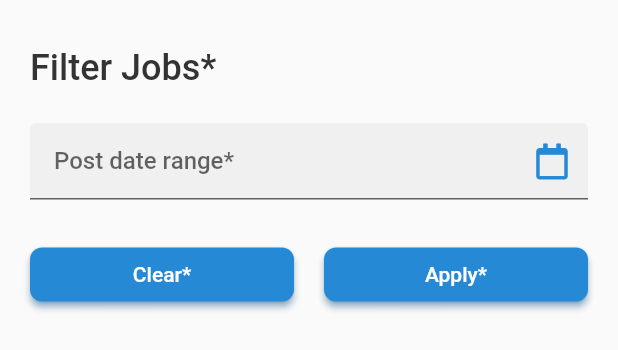
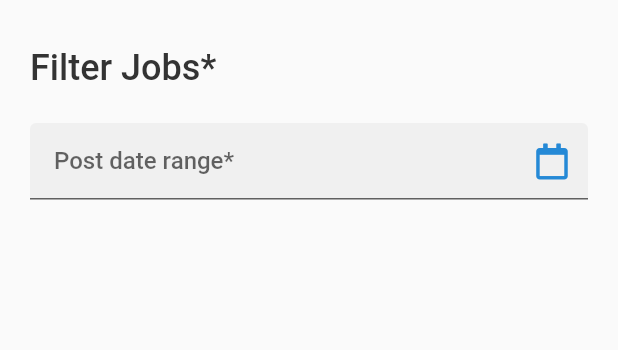
Before and after one commit to PC-Chair-Fight/project-frontend, a Flutter app: the JobFilterForm widget shown alone on an empty page, opened directly, on a phone screen of 412 x 824 dp. Shown: the top 350 px of the screen. Run offline on Flutter 3.47's test engine with Material 2 defaults, Android fonts, the phone set to English and light mode, and no system bars; our stand-ins replace dio, font_awesome_flutter, get_it, shared_preferences; accounts and stored records are empty; network calls fail.

Commit message:
Created sort & filter providers

```diff
--- /dev/null
+++ b/lib/modules/job/providers/job_filter.provider.dart
@@ -0,0 +1,20 @@
+import 'package:flutter/material.dart';
+import 'package:project/core/app_provider.dart';
+
+class JobFilterProvider extends AppProvider {
+  DateTimeRange? _postDateRange;
+
+  DateTimeRange? get postDateRange => _postDateRange;
+
+  JobFilterProvider(BuildContext ctx) : super(ctx);
+
+  void setPostDateRange(DateTimeRange? value) {
+    _postDateRange = value;
+    notify('setPostDateRange', notificationType: NotificationType.Success);
+  }
+
+  void clear() {
+    _postDateRange = null;
+    notify('clear', notificationType: NotificationType.Success);
+  }
+}
--- /dev/null
+++ b/lib/modules/job/providers/job_sort.provider.dart
@@ -0,0 +1,28 @@
+import 'package:flutter/material.dart';
+import 'package:project/core/app_provider.dart';
+
+class JobSortProvider extends AppProvider {
+  SortCriteria _sortCriteria = SortCriteria.PostDate;
+  bool _ascending = true;
+
+  SortCriteria get sortCriteria => _sortCriteria;
+
+  bool get ascending => _ascending;
+
+  JobSortProvider(BuildContext ctx) : super(ctx);
+
+  void setSortCriteria(SortCriteria value) {
+    _sortCriteria = value;
+    notify('setSortCriteria', notificationType: NotificationType.Success);
+  }
+
+  void setAscending(bool value) {
+    _ascending = value;
+    notify('setAscending', notificationType: NotificationType.Success);
+  }
+}
+
+enum SortCriteria {
+  PostDate,
+  Other,
+}
--- a/lib/modules/job/widgets/job_filter_form.widget.dart
+++ b/lib/modules/job/widgets/job_filter_form.widget.dart
@@ -2,6 +2,8 @@ import 'package:flutter/material.dart';
 import 'package:font_awesome_flutter/font_awesome_flutter.dart';
 import 'package:intl/intl.dart';
 import 'package:project/config/theme.config.dart';
+import 'package:project/modules/job/providers/job_filter.provider.dart';
+import 'package:provider/provider.dart';
 
 class JobFilterForm extends StatefulWidget {
   const JobFilterForm({Key? key}) : super(key: key);
@@ -14,8 +16,19 @@ class _JobFilterFormState extends State<JobFilterForm> {
   GlobalKey<FormState> _formKey = GlobalKey();
   TextEditingController _postDateRangeController = TextEditingController();
 
+  late JobFilterProvider _jobFilterProvider;
+
   @override
   Widget build(BuildContext context) {
+    _jobFilterProvider = Provider.of<JobFilterProvider>(context);
+
+    _postDateRangeController.text = _jobFilterProvider.postDateRange != null
+        ? DateFormat.yMMMd().format(_jobFilterProvider.postDateRange!.start) +
+            ' - ' +
+            DateFormat.yMMMd().format(_jobFilterProvider.postDateRange!.end)
+        : '';
+    final canClearFilters = _jobFilterProvider.postDateRange != null;
+
     return Form(
       key: _formKey,
       child: Padding(
@@ -24,9 +37,27 @@ class _JobFilterFormState extends State<JobFilterForm> {
           mainAxisSize: MainAxisSize.min,
           crossAxisAlignment: CrossAxisAlignment.stretch,
           children: [
-            Text(
-              'Filter Jobs*',
-              style: ThemeConfig.of(context).headline5,
+            Row(
+              children: [
+                Expanded(
+                  child: Text(
+                    'Filter Jobs*',
+                    style: ThemeConfig.of(context).headline5,
+                  ),
+                ),
+                if (canClearFilters)
+                  TextButton(
+                    onPressed: _jobFilterProvider.clear,
+                    child: Row(
+                      crossAxisAlignment: CrossAxisAlignment.center,
+                      children: [
+                        Text('Clear*'),
+                        SizedBox(width: ThemeConfig.of(context).smallSpacing),
+                        Icon(FontAwesomeIcons.eraser, size: 16),
+                      ],
+                    ),
+                  ),
+              ],
             ),
             SizedBox(height: ThemeConfig.of(context).appMargin),
             TextFormField(
@@ -41,24 +72,7 @@ class _JobFilterFormState extends State<JobFilterForm> {
                 ),
               ),
             ),
-            SizedBox(height: ThemeConfig.of(context).largeSpacing),
-            Row(
-              children: [
-                Expanded(
-                  child: ElevatedButton(
-                    onPressed: () {},
-                    child: Text('Clear*'),
-                  ),
-                ),
-                SizedBox(width: ThemeConfig.of(context).appMargin),
-                Expanded(
-                  child: ElevatedButton(
-                    onPressed: () {},
-                    child: Text('Apply*'),
-                  ),
-                ),
-              ],
-            ),
+            SizedBox(height: ThemeConfig.of(context).mediumSpacing),
           ],
         ),
       ),
@@ -72,9 +86,7 @@ class _JobFilterFormState extends State<JobFilterForm> {
       lastDate: DateTime.now(),
     ).then((value) {
       if (value != null) {
-        _postDateRangeController.text = DateFormat.yMMMd().format(value.start) +
-            ' - ' +
-            DateFormat.yMMMd().format(value.end);
+        _jobFilterProvider.setPostDateRange(value);
       }
     });
   }
--- a/lib/modules/job/widgets/jobs_dashboard.widget.dart
+++ b/lib/modules/job/widgets/jobs_dashboard.widget.dart
@@ -109,9 +109,6 @@ class _JobsDashboardState extends State<JobsDashboard> {
                         constraints: BoxConstraints.tightFor(
                           width: ThemeConfig.of(context).appMediumWidth,
                         ),
-                        child: Container(
-                          height: 20,
-                          color: Colors.red,
                         child: Column(
                           crossAxisAlignment: CrossAxisAlignment.stretch,
                           children: jobsDashboardProvider.jobs
@@ -119,7 +116,6 @@ class _JobsDashboardState extends State<JobsDashboard> {
                                   roundEdges: !ScreenLayout.isSmall(context),
                                   job: e))
                               .toList(),
-                          ),
                         ),
                       ),
                       Flexible(
```
Also changed, not shown: lib/modules/job/providers/jobs.provider.dart (+3 -4 lines), lib/modules/job/widgets/job_sort_form.widget.dart (+15 -22 lines), lib/config/provider.config.dart. Lines whose indentation alone changed are shown as unchanged.
